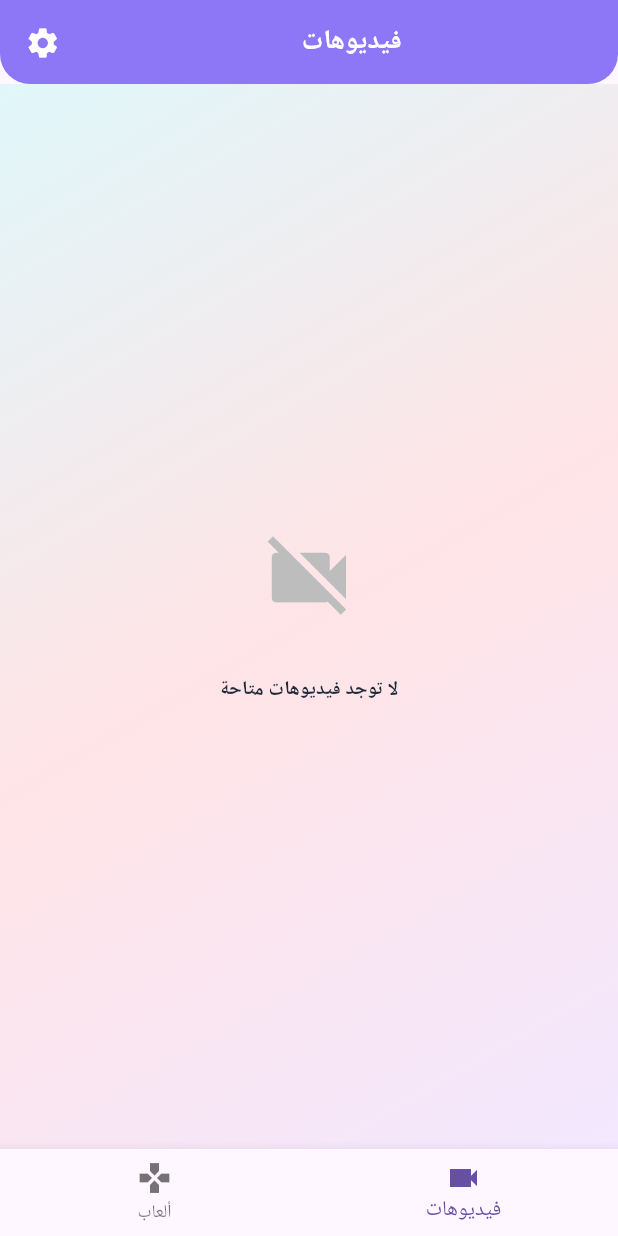
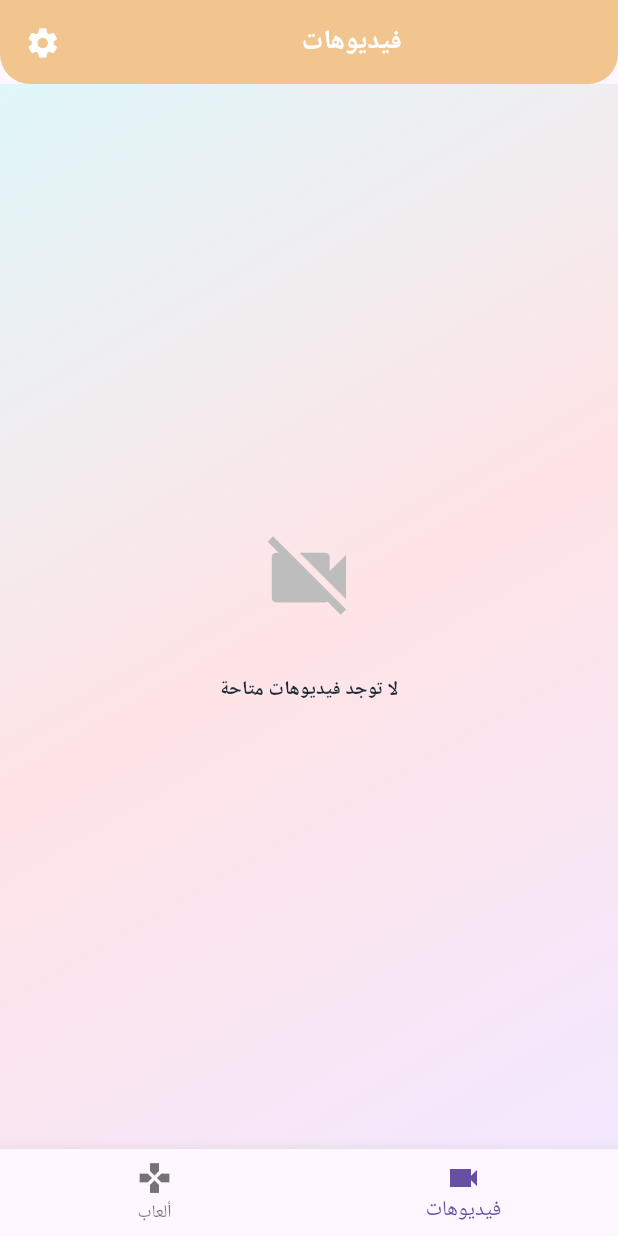
Before and after one commit to Saad0fi/la3bob, a Flutter app: the VideoHomeScreen screen opened by its route, on a phone screen of 412 x 824 dp. Run offline on Flutter 3.47's test engine with Material 3 defaults, Android fonts, the phone set to English and light mode, and no system bars; our stand-ins replace audioplayers, camera, dart_mappable, equatable, flutter_bloc, flutter_dotenv and 13 more; missing offline and left inert: babstrap_settings_screen_updated, google_mlkit_pose_detection, kiosk_mode, local_auth_android, pull_down_button; accounts and stored records are empty; generated files the repository leaves out were written again.

Commit message:
added main color

```diff
--- a/lib/core/comon/theme/app_color.dart
+++ b/lib/core/comon/theme/app_color.dart
@@ -6,8 +6,8 @@ class AppColors {
   static const Color backgroundMiddle = Color(0xFFFFE4E6); // Pink-100
   static const Color backgroundEnd = Color(0xFFE0F7FA); // Blue-100
 
-  static const Color primary = Color(0xFF917BFF);
-  static const Color accent = Color(0xFF917BFF);
+  static const Color primary = Color(0xFFFFD18B);
+  static const Color accent = Color(0xFFFFD18B);
 
   static const Color textPrimary = Color(0xFF1F2937); // Gray-800
   static const Color textSecondary = Color(0xFF4B5563); // Gray-600
```
